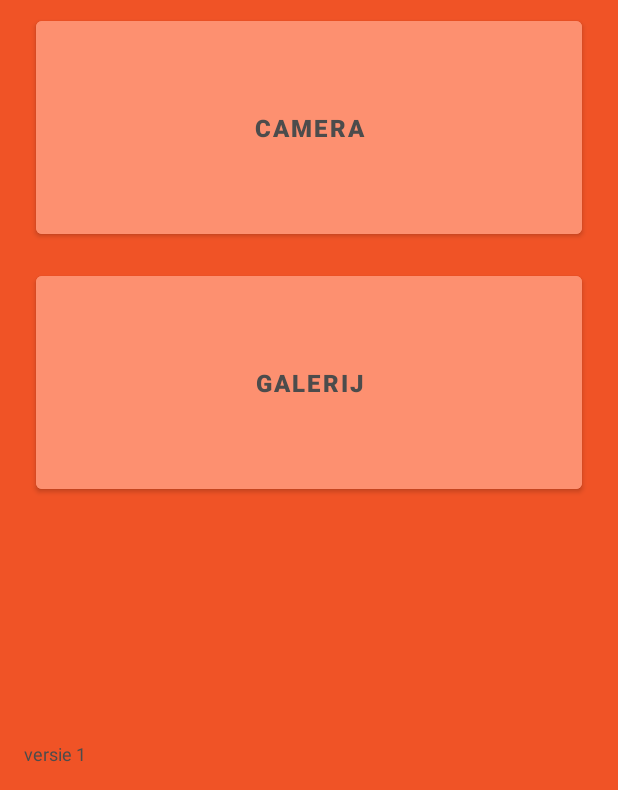
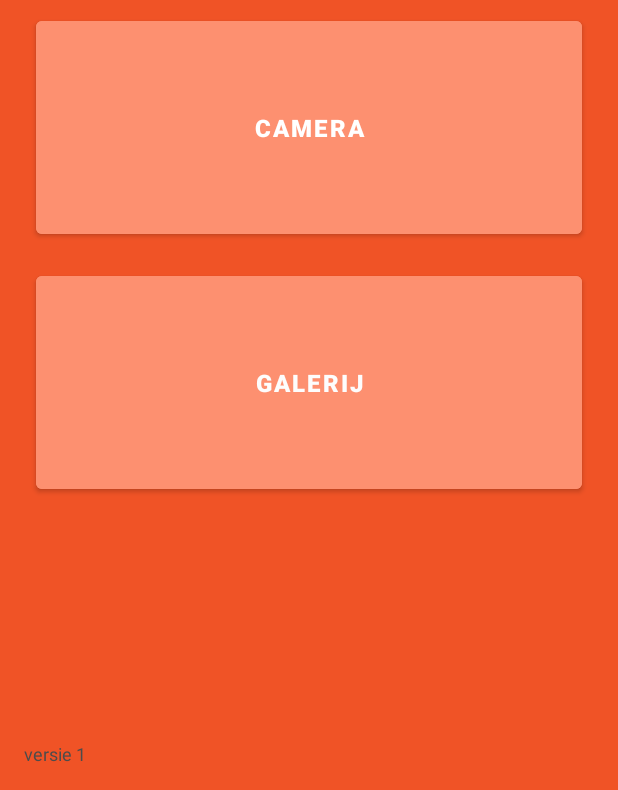
Before and after one commit to 1eam/Novi_Medewerker_vd_Maand_App, an Android app: the screen it shows after launch (MainActivity), on a phone screen of 412 x 824 dp, the part 446-1236 px from its top. Run offline under Robolectric (Android 15) with nearby library versions, the phone set to English and light mode, and no system bars; libraries missing offline, so code that uses them is left out: com.dsphotoeditor.sdk.

Commit message:
changed textsize & color

```diff
--- a/Novi Medewerker vd Maand App/app/src/main/res/layout/activity_main.xml
+++ b/Novi Medewerker vd Maand App/app/src/main/res/layout/activity_main.xml
@@ -28,7 +28,7 @@
         android:backgroundTint="#FD9070"
         android:onClick="openCameraMethod"
         android:text="CAMERA"
-        android:textColor="#4C4C4C"
+        android:textColor="#FFFFFF"
         android:textSize="16sp"
         android:textStyle="bold" />
 
@@ -42,7 +42,7 @@
         android:backgroundTint="#FD9070"
         android:onClick="openGalleryMethod"
         android:text="GALERIJ"
-        android:textColor="#4C4C4C"
+        android:textColor="#FDFDFD"
         android:textSize="16sp"
         android:textStyle="bold" />
 
```
